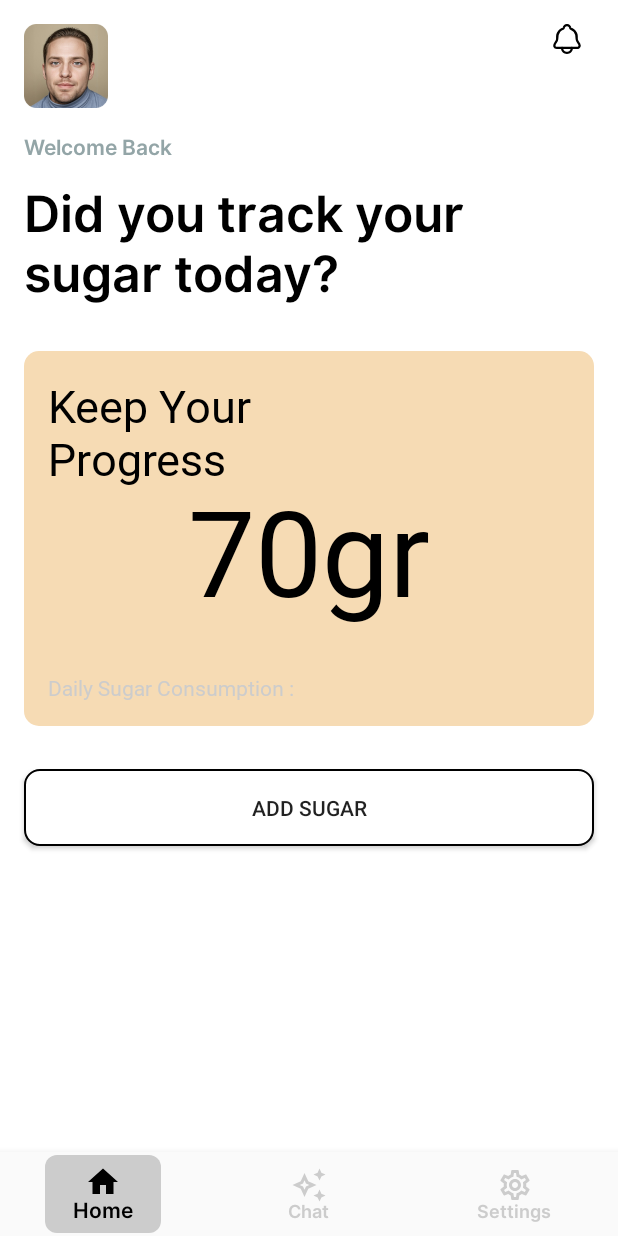
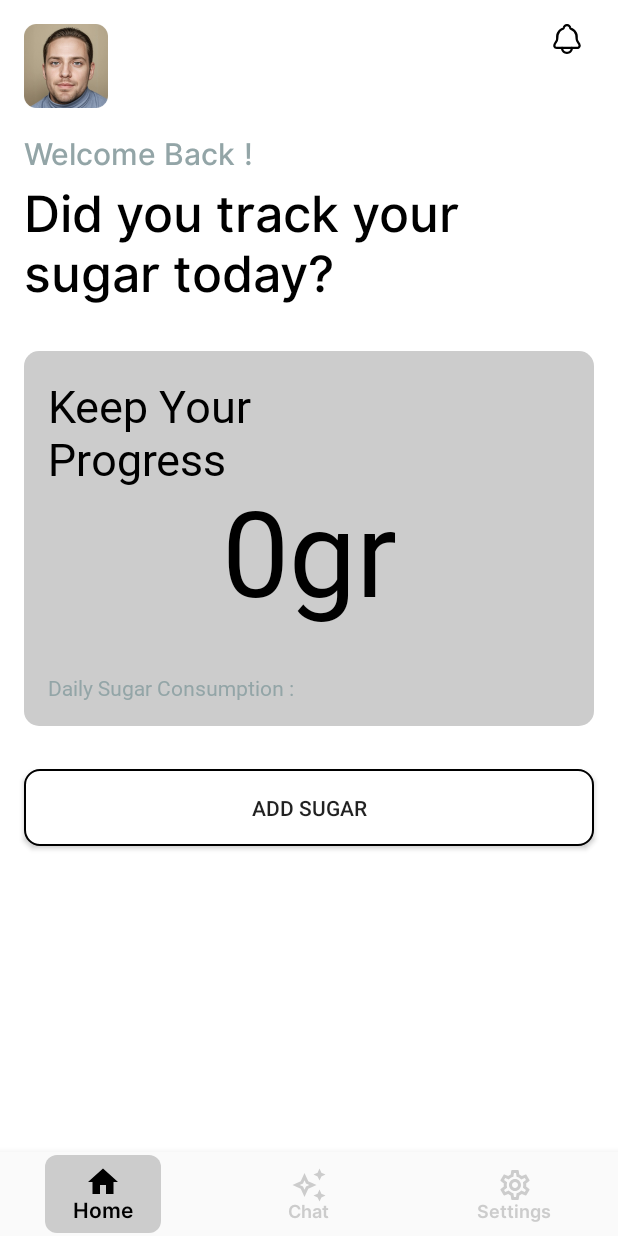
Before and after one commit to unChain-Capstone/unchain-frontend, an Android app: the screen it shows after launch once a user with an empty profile is signed in (MainActivity), on a phone screen of 412 x 824 dp. Run offline under Robolectric (Android 15) with nearby library versions, the phone set to English and light mode, and no system bars; our stand-ins replace Firebase (no records; nobody signed in at launch, a user with empty details on screens opened directly), navigation-ui.

Commit message:
Feat : Implement Add sugar consumtion to datastore

```diff
--- /dev/null
+++ b/app/src/main/java/com/unchain/data/preferences/preferences/SugarPreferences.kt
@@ -0,0 +1,10 @@
+package com.unchain.data.preferences.preferences
+
+import kotlinx.serialization.Serializable
+import com.unchain.data.preferences.model.SugarConsumption
+
+@Serializable
+data class SugarPreferences(
+    val totalSugarAmount: Int = 0,
+    val sugarConsumptions: List<SugarConsumption> = emptyList()
+)
--- /dev/null
+++ b/app/src/main/java/com/unchain/data/preferences/preferences/SugarPreferencesManager.kt
@@ -0,0 +1,51 @@
+package com.unchain.data.preferences.preferences
+
+import android.content.Context
+import androidx.datastore.core.DataStore
+import androidx.datastore.preferences.core.*
+import androidx.datastore.preferences.preferencesDataStore
+import com.unchain.data.preferences.model.SugarConsumption
+import kotlinx.coroutines.flow.Flow
+import kotlinx.coroutines.flow.catch
+import kotlinx.coroutines.flow.map
+
+private val Context.sugarDataStore: DataStore<Preferences> by preferencesDataStore(name = "sugar_preferences")
+
+class SugarPreferencesManager(private val context: Context) {
+
+    private object PreferencesKeys {
+        val TOTAL_SUGAR_AMOUNT = intPreferencesKey("total_sugar_amount")
+        val SUGAR_CONSUMPTIONS = stringPreferencesKey("sugar_consumptions")
+    }
+
+    val sugarPreferencesFlow: Flow<SugarPreferences> = context.sugarDataStore.data
+        .map { preferences ->
+            try {
+                val amount = preferences[PreferencesKeys.TOTAL_SUGAR_AMOUNT] ?: 0
+                SugarPreferences(
+                    totalSugarAmount = amount,
+                    sugarConsumptions = emptyList()
+                )
+            } catch (e: ClassCastException) {
+
+                clearSugarData()
+                SugarPreferences(
+                    totalSugarAmount = 0,
+                    sugarConsumptions = emptyList()
+                )
+            }
+        }
+
+    suspend fun addSugarConsumption(foodName: String, sugarAmount: Int) {
+        context.sugarDataStore.edit { preferences ->
+            val currentAmount = preferences[PreferencesKeys.TOTAL_SUGAR_AMOUNT] ?: 0
+            preferences[PreferencesKeys.TOTAL_SUGAR_AMOUNT] = currentAmount + sugarAmount
+        }
+    }
+
+    suspend fun clearSugarData() {
+        context.sugarDataStore.edit { preferences ->
+            preferences.clear()
+        }
+    }
+}
--- a/app/src/main/java/com/unchain/ui/home/HomeFragment.kt
+++ b/app/src/main/java/com/unchain/ui/home/HomeFragment.kt
@@ -1,22 +1,103 @@
 package com.unchain.ui.home
 
+import android.app.Dialog
+import android.graphics.Color
+import android.graphics.drawable.ColorDrawable
 import androidx.fragment.app.viewModels
 import android.os.Bundle
 import androidx.fragment.app.Fragment
 import android.view.LayoutInflater
 import android.view.View
 import android.view.ViewGroup
+import android.view.Window
+import android.view.WindowManager
+import android.widget.Button
+import android.widget.EditText
+import android.widget.ImageButton
 import com.bumptech.glide.Glide
 import com.bumptech.glide.load.resource.bitmap.RoundedCorners
 import com.bumptech.glide.request.RequestOptions
+import com.unchain.R
 import com.unchain.data.preferences.model.UserPreferences
+import com.unchain.data.preferences.preferences.SugarPreferencesManager
 import com.unchain.data.preferences.preferences.UserPreferencesManager
 import com.unchain.databinding.FragmentHomeBinding
 
 class HomeFragment : Fragment() {
     private var _binding: FragmentHomeBinding? = null
     private val binding get() = _binding!!
-    private val viewModel: HomeViewModel by viewModels { HomeViewModelFactory(UserPreferencesManager(requireContext())) }
+    private val viewModel: HomeViewModel by viewModels {
+        HomeViewModelFactory(
+            UserPreferencesManager(requireContext()),
+            SugarPreferencesManager(requireContext())
+        )
+    }
+
+    override fun onViewCreated(view: View, savedInstanceState: Bundle?) {
+        super.onViewCreated(view, savedInstanceState)
+        setupObservers()
+        setupClickListeners()
+    }
+
+    private fun setupObservers() {
+        viewModel.userPreferences.observe(viewLifecycleOwner) { userPreferences ->
+            binding.userName.text = "${userPreferences.displayName}!"
+            if (userPreferences.photoUrl.isNotEmpty()) {
+                Glide.with(this)
+                    .load(userPreferences.photoUrl)
+                    .apply(RequestOptions().transform(RoundedCorners(10)))
+                    .into(binding.profileImage)
+            }
+        }
+
+        viewModel.sugarPreferences.observe(viewLifecycleOwner) { sugarPreferences ->
+            binding.SugarInput.text = "${sugarPreferences.totalSugarAmount}gr"
+        }
+    }
+
+    private fun showAddSugarDialog() {
+        val dialog = Dialog(requireContext())
+        dialog.requestWindowFeature(Window.FEATURE_NO_TITLE)
+        dialog.setContentView(R.layout.dialog_add_sugar)
+
+        val layoutParams = WindowManager.LayoutParams()
+        layoutParams.copyFrom(dialog.window?.attributes)
+        layoutParams.width = WindowManager.LayoutParams.MATCH_PARENT
+        layoutParams.height = WindowManager.LayoutParams.WRAP_CONTENT
+        dialog.window?.attributes = layoutParams
+        dialog.window?.setBackgroundDrawable(ColorDrawable(Color.TRANSPARENT))
+
+        val btnClose = dialog.findViewById<ImageButton>(R.id.btnClose)
+        val btnAdd = dialog.findViewById<Button>(R.id.btnAdd)
+        val etName = dialog.findViewById<EditText>(R.id.etName)
+        val etSugarAmount = dialog.findViewById<EditText>(R.id.etSugarAmount)
+
+        btnClose.setOnClickListener {
+            dialog.dismiss()
+        }
+
+        btnAdd.setOnClickListener {
+            val foodName = etName.text.toString()
+            val sugarAmount = etSugarAmount.text.toString().toIntOrNull()
+
+            when {
+                foodName.isEmpty() -> etName.error = "Please enter food name"
+                sugarAmount == null -> etSugarAmount.error = "Please enter valid sugar amount"
+                else -> {
+                    viewModel.addSugarConsumption(foodName, sugarAmount)
+                    dialog.dismiss()
+                }
+            }
+        }
+
+        dialog.show()
+    }
+
+    private fun setupClickListeners() {
+        binding.btnAddSugar.setOnClickListener {
+            showAddSugarDialog()
+        }
+    }
 
     override fun onCreate(savedInstanceState: Bundle?) {
         super.onCreate(savedInstanceState)
@@ -30,26 +111,7 @@ class HomeFragment : Fragment() {
         return binding.root
     }
 
-    override fun onViewCreated(view: View, savedInstanceState: Bundle?) {
-        super.onViewCreated(view, savedInstanceState)
 
-        setupObservers()
-    }
-
-    private fun setupObservers() {
-        viewModel.userPreferences.observe(viewLifecycleOwner) { userPreferences: UserPreferences ->
-            binding.userName.text = userPreferences.displayName
-
-
-
-            if (userPreferences.photoUrl.isNotEmpty()) {
-                Glide.with(this)
-                    .load(userPreferences.photoUrl)
-                    .apply(RequestOptions().transform(RoundedCorners(10)))
-                    .into(binding.profileImage)
-            }
-        }
-    }
 
     override fun onDestroyView() {
         super.onDestroyView()
--- a/app/src/main/java/com/unchain/ui/home/HomeViewModel.kt
+++ b/app/src/main/java/com/unchain/ui/home/HomeViewModel.kt
@@ -1,11 +1,23 @@
 package com.unchain.ui.home
 
-import androidx.lifecycle.LiveData
+
 import androidx.lifecycle.ViewModel
 import androidx.lifecycle.asLiveData
-import com.unchain.data.preferences.model.UserPreferences
+import androidx.lifecycle.viewModelScope
+import com.unchain.data.preferences.preferences.SugarPreferencesManager
 import com.unchain.data.preferences.preferences.UserPreferencesManager
+import kotlinx.coroutines.launch
 
-class HomeViewModel(private val userPreferencesManager: UserPreferencesManager) : ViewModel() {
-    val userPreferences: LiveData<UserPreferences> = userPreferencesManager.userPreferencesFlow.asLiveData()
+class HomeViewModel(
+    private val userPreferencesManager: UserPreferencesManager,
+    private val sugarPreferencesManager: SugarPreferencesManager
+) : ViewModel() {
+    val userPreferences = userPreferencesManager.userPreferencesFlow.asLiveData()
+    val sugarPreferences = sugarPreferencesManager.sugarPreferencesFlow.asLiveData()
+
+    fun addSugarConsumption(foodName: String, sugarAmount: Int) {
+        viewModelScope.launch {
+            sugarPreferencesManager.addSugarConsumption(foodName, sugarAmount)
+        }
+    }
 }
--- a/app/src/main/java/com/unchain/ui/home/HomeViewModelFactory.kt
+++ b/app/src/main/java/com/unchain/ui/home/HomeViewModelFactory.kt
@@ -2,12 +2,17 @@ package com.unchain.ui.home
 
 import androidx.lifecycle.ViewModel
 import androidx.lifecycle.ViewModelProvider
+import com.unchain.data.preferences.preferences.SugarPreferencesManager
 import com.unchain.data.preferences.preferences.UserPreferencesManager
 
-class HomeViewModelFactory(private val userPreferencesManager: UserPreferencesManager) : ViewModelProvider.Factory {
+class HomeViewModelFactory(
+    private val userPreferencesManager: UserPreferencesManager,
+    private val sugarPreferencesManager: SugarPreferencesManager
+) : ViewModelProvider.Factory {
     override fun <T : ViewModel> create(modelClass: Class<T>): T {
         if (modelClass.isAssignableFrom(HomeViewModel::class.java)) {
-            return HomeViewModel(userPreferencesManager) as T
+            @Suppress("UNCHECKED_CAST")
+            return HomeViewModel(userPreferencesManager, sugarPreferencesManager) as T
         }
         throw IllegalArgumentException("Unknown ViewModel class")
     }
--- /dev/null
+++ b/app/src/main/res/font/medium.xml
@@ -0,0 +1,6 @@
+<?xml version="1.0" encoding="utf-8"?>
+<font-family xmlns:android="http://schemas.android.com/apk/res/android">
+    <font
+        android:fontStyle="normal"
+        android:font="@font/inter_medium" />
+</font-family>
--- a/app/src/main/res/layout/fragment_home.xml
+++ b/app/src/main/res/layout/fragment_home.xml
@@ -10,7 +10,7 @@
 <androidx.constraintlayout.widget.ConstraintLayout
     android:layout_width="match_parent"
     android:layout_height="wrap_content"
-    android:background="#ffffff"
+    android:background="@color/white"
     tools:context=".ui.home.HomeFragment">
 
     <!-- Header Section -->
@@ -50,8 +50,9 @@
     <TextView
         android:id="@+id/WelcomeTitle"
         android:layout_width="wrap_content"
+        android:textSize="20sp"
         android:layout_height="30dp"
-        android:fontFamily="@font/semi_bold"
+        android:fontFamily="@font/medium"
         android:text="Welcome Back "
         android:textColor="@color/dark_grey"
         app:layout_constraintBottom_toTopOf="@+id/largeTextView"
@@ -61,8 +62,9 @@
     <TextView
         android:id="@+id/userName"
         android:layout_width="wrap_content"
+        android:textSize="20sp"
         android:layout_height="30dp"
-        android:fontFamily="@font/semi_bold"
+        android:fontFamily="@font/medium"
         android:textColor="@color/dark_grey"
         app:layout_constraintStart_toEndOf="@id/WelcomeTitle"
         app:layout_constraintTop_toTopOf="@id/WelcomeTitle"
@@ -74,7 +76,7 @@
         android:layout_height="100dp"
         android:layout_marginStart="16dp"
         android:layout_marginEnd="16dp"
-        android:fontFamily="@font/semi_bold"
+        android:fontFamily="@font/inter_medium"
         android:gravity="top"
         android:text="@string/Reccomendation"
         android:textAlignment="textStart"
@@ -101,7 +103,7 @@
         <androidx.constraintlayout.widget.ConstraintLayout
             android:layout_width="match_parent"
             android:layout_height="match_parent"
-            android:background="@color/orange"
+            android:background="@color/gray"
             android:padding="16dp">
 
             <TextView
@@ -132,7 +134,7 @@
                 android:text="Daily Sugar Consumption : "
                 android:gravity="bottom"
                 android:fontFamily="@font/inter"
-                android:textColor="@color/gray">
+                android:textColor="@color/dark_grey">
 
             </TextView>
 
@@ -140,6 +142,7 @@
     </androidx.cardview.widget.CardView>
 
     <Button
+        android:id="@+id/btnAddSugar"
         android:layout_width="0dp"
         android:layout_height="wrap_content"
         android:background="@drawable/button"
--- a/app/src/main/res/values/colors.xml
+++ b/app/src/main/res/values/colors.xml
@@ -1,8 +1,8 @@
 <?xml version="1.0" encoding="utf-8"?>
 <resources>
     <color name="primary">#000000</color>
-    <color name="primary_dark">#FF3700B3</color>
-    <color name="accent">#FF03DAC5</color>
+    <color name="primary_dark">#FFFFFF</color>
+    <color name="accent">#FFFFFF</color>
     <color name="gray">#FFCCCCCC</color>
     <color name="white">#FFFFFFFF</color>
     <color name="black">#FF000000</color>
```
Also changed, not shown: app/build.gradle.kts (+7 -2 lines), app/src/main/java/com/unchain/data/preferences/model/SugarConsumption.kt (added, +12 -0 lines), app/src/main/java/com/unchain/data/preferences/preferences/SugarPreferencesSerializer.kt (added, +30 -0 lines), app/src/main/java/com/unchain/data/preferences/repository/SugarRepository.kt (added, +36 -0 lines), app/src/main/res/drawable/ic_add.xml (added, +17 -0 lines), app/src/main/res/layout/dialog_add_sugar.xml (added, +52 -0 lines), gradle/libs.versions.toml (+7 -0 lines), app/src/main/res/font/inter_medium.otf (added).
